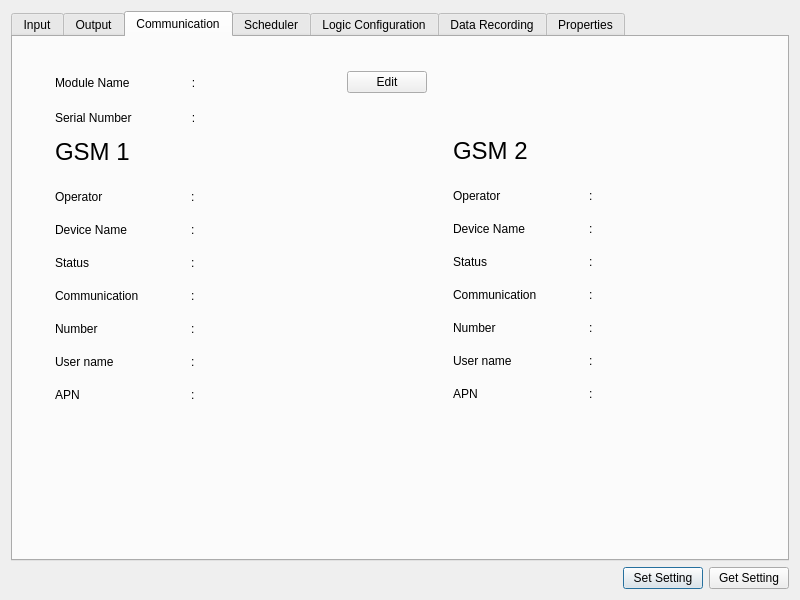
First picture: the form in view/formmodule.ui, repository zenaki/RTU, before the edit.
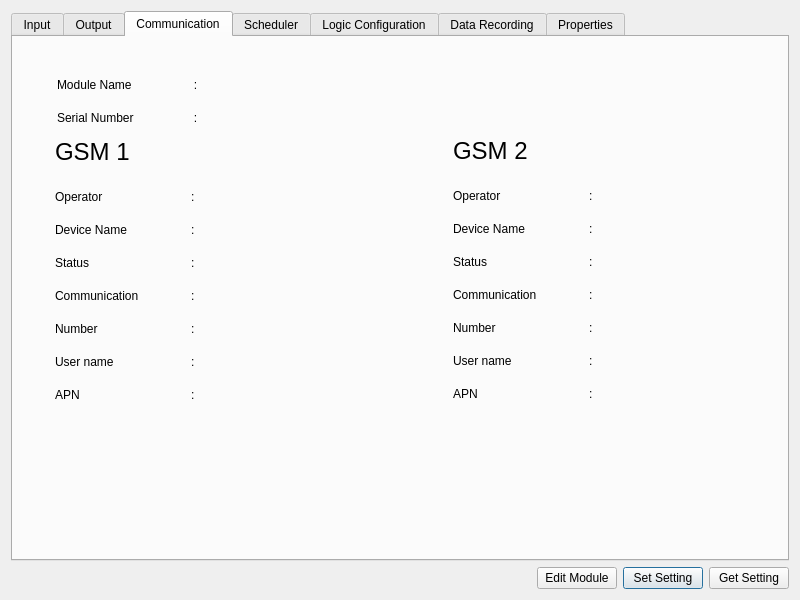
Second picture: the form after the edit.

What changed in the file:
```diff
--- a/view/formmodule.ui
+++ b/view/formmodule.ui
@@ -55,6 +55,16 @@
        </property>
       </widget>
      </item>
+     <item row="0" column="1">
+      <widget class="QPushButton" name="pbEditModule">
+       <property name="enabled">
+        <bool>true</bool>
+       </property>
+       <property name="text">
+        <string>Edit Module</string>
+       </property>
+      </widget>
+     </item>
     </layout>
    </item>
    <item row="0" column="0">
@@ -837,19 +847,17 @@
         </item>
        </layout>
       </widget>
-      <widget class="QWidget" name="">
+      <widget class="QWidget" name="layoutWidget">
        <property name="geometry">
         <rect>
-         <x>42</x>
-         <y>32</y>
-         <width>372</width>
-         <height>64</height>
+         <x>44</x>
+         <y>34</y>
+         <width>286</width>
+         <height>60</height>
         </rect>
        </property>
-       <layout class="QVBoxLayout" name="verticalLayout">
-        <item>
-         <layout class="QHBoxLayout" name="horizontalLayout">
-          <item>
+       <layout class="QGridLayout" name="gridLayout_11">
+        <item row="0" column="0">
            <widget class="QLabel" name="label_31">
             <property name="minimumSize">
              <size>
@@ -868,7 +876,7 @@
             </property>
            </widget>
           </item>
-          <item>
+        <item row="0" column="1">
            <widget class="QLabel" name="label_32">
             <property name="minimumSize">
              <size>
@@ -890,7 +898,7 @@
             </property>
            </widget>
           </item>
-          <item>
+        <item row="0" column="2">
            <widget class="QLabel" name="module_name">
             <property name="minimumSize">
              <size>
@@ -903,18 +911,7 @@
             </property>
            </widget>
           </item>
-          <item>
-           <widget class="QPushButton" name="pushButton">
-            <property name="text">
-             <string>Edit</string>
-            </property>
-           </widget>
-          </item>
-         </layout>
-        </item>
-        <item>
-         <layout class="QHBoxLayout" name="horizontalLayout_2">
-          <item>
+        <item row="1" column="0">
            <widget class="QLabel" name="label_38">
             <property name="minimumSize">
              <size>
@@ -933,7 +930,7 @@
             </property>
            </widget>
           </item>
-          <item>
+        <item row="1" column="1">
            <widget class="QLabel" name="label_37">
             <property name="minimumSize">
              <size>
@@ -955,7 +952,7 @@
             </property>
            </widget>
           </item>
-          <item>
+        <item row="1" column="2">
            <widget class="QLabel" name="serial_number">
             <property name="minimumSize">
              <size>
@@ -969,8 +966,6 @@
            </widget>
           </item>
          </layout>
-        </item>
-       </layout>
       </widget>
       <zorder>layoutWidget_3</zorder>
       <zorder>layoutWidget_2</zorder>
```
Left out of the diff: 23 changed lines with no effect on the pictures. Lines whose indentation alone changed are shown as unchanged.
